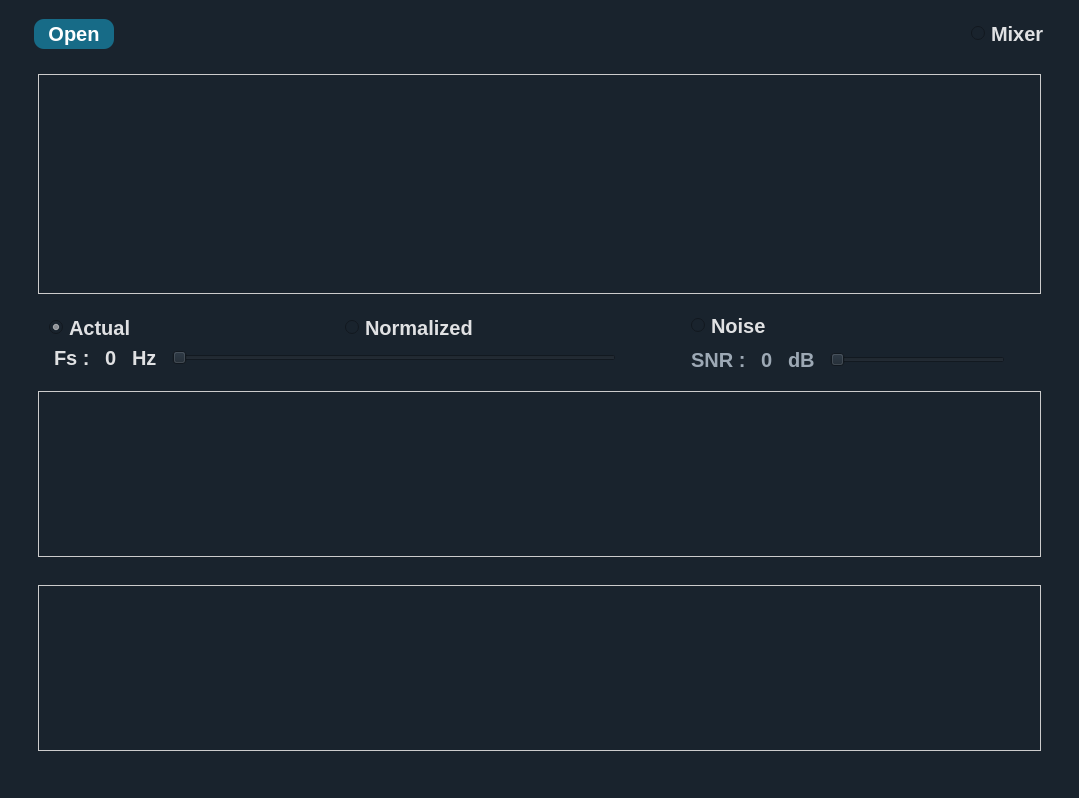
Before: the Qt Designer form main.ui in omarshaban02/Sampling-Studio, drawn with Qt 5.
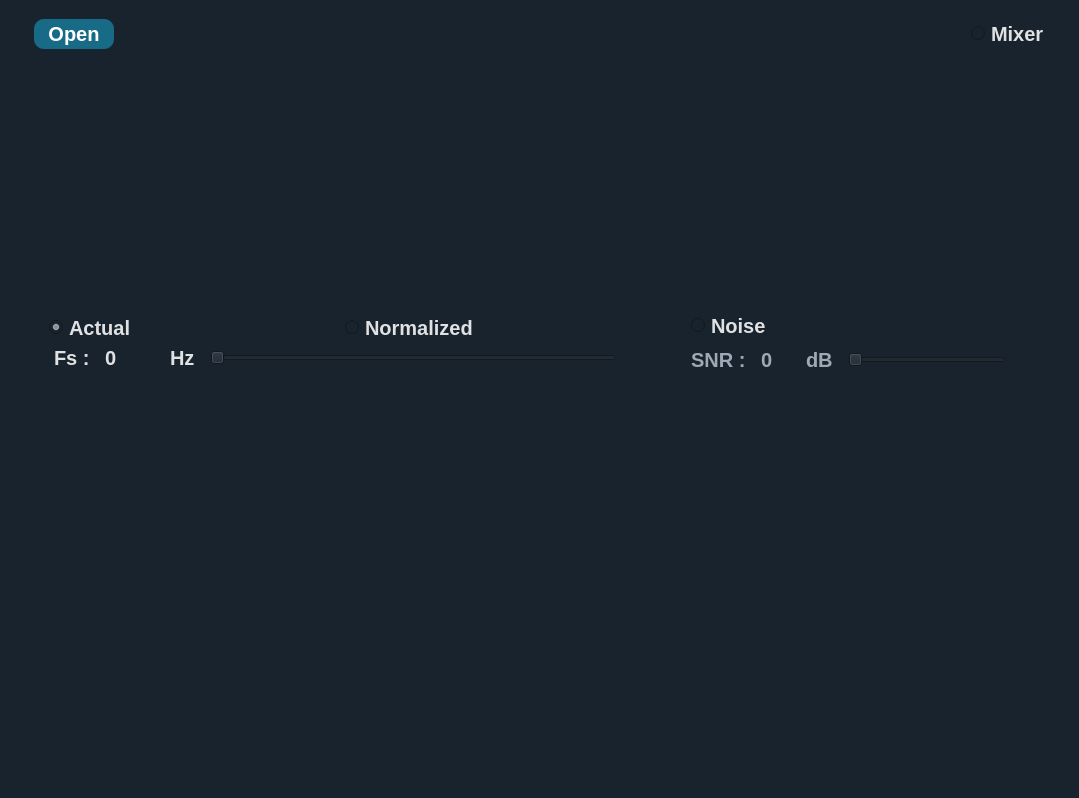
After: the same form once the commit is applied. Icons and pictures are not drawn.

Diff of the .ui file:
```diff
--- a/main.ui
+++ b/main.ui
@@ -471,7 +471,7 @@
                 <string>&lt;html&gt;&lt;head/&gt;&lt;body&gt;&lt;p&gt;click on a signal to activat&lt;/p&gt;&lt;p&gt;douple click for deactivate all signals&lt;/p&gt;&lt;/body&gt;&lt;/html&gt;</string>
                </property>
                <property name="styleSheet">
-                <string notr="true">border: 1px solid #ccc;</string>
+                <string notr="true"/>
                </property>
               </widget>
              </item>
@@ -598,6 +598,18 @@
                  </item>
                  <item>
                   <widget class="QLabel" name="frequency_value_label">
+                   <property name="sizePolicy">
+                    <sizepolicy hsizetype="Minimum" vsizetype="Preferred">
+                     <horstretch>0</horstretch>
+                     <verstretch>0</verstretch>
+                    </sizepolicy>
+                   </property>
+                   <property name="minimumSize">
+                    <size>
+                     <width>50</width>
+                     <height>0</height>
+                    </size>
+                   </property>
                    <property name="text">
                     <string>0</string>
                    </property>
@@ -613,7 +625,10 @@
                  <item>
                   <widget class="QSlider" name="frequency_slider">
                    <property name="maximum">
-                    <number>500</number>
+                    <number>250</number>
+                   </property>
+                   <property name="value">
+                    <number>0</number>
                    </property>
                    <property name="orientation">
                     <enum>Qt::Horizontal</enum>
@@ -724,6 +739,18 @@
                    <property name="enabled">
                     <bool>false</bool>
                    </property>
+                   <property name="sizePolicy">
+                    <sizepolicy hsizetype="Minimum" vsizetype="Preferred">
+                     <horstretch>0</horstretch>
+                     <verstretch>0</verstretch>
+                    </sizepolicy>
+                   </property>
+                   <property name="minimumSize">
+                    <size>
+                     <width>30</width>
+                     <height>0</height>
+                    </size>
+                   </property>
                    <property name="text">
                     <string>0</string>
                    </property>
@@ -745,7 +772,7 @@
                     <bool>false</bool>
                    </property>
                    <property name="maximum">
-                    <number>50</number>
+                    <number>10</number>
                    </property>
                    <property name="singleStep">
                     <number>1</number>
@@ -780,7 +807,7 @@
                 <string>&lt;html&gt;&lt;head/&gt;&lt;body&gt;&lt;p&gt;click on a signal to activat&lt;/p&gt;&lt;p&gt;douple click for deactivate all signals&lt;/p&gt;&lt;/body&gt;&lt;/html&gt;</string>
                </property>
                <property name="styleSheet">
-                <string notr="true">border: 1px solid #ccc;</string>
+                <string notr="true"/>
                </property>
               </widget>
              </item>
@@ -805,7 +832,7 @@
                 <string>&lt;html&gt;&lt;head/&gt;&lt;body&gt;&lt;p&gt;click on a signal to activat&lt;/p&gt;&lt;p&gt;douple click for deactivate all signals&lt;/p&gt;&lt;/body&gt;&lt;/html&gt;</string>
                </property>
                <property name="styleSheet">
-                <string notr="true">border: 1px solid #ccc;</string>
+                <string notr="true"/>
                </property>
               </widget>
              </item>
```
Left out of the diff: 25 changed lines with no effect on the pictures.
